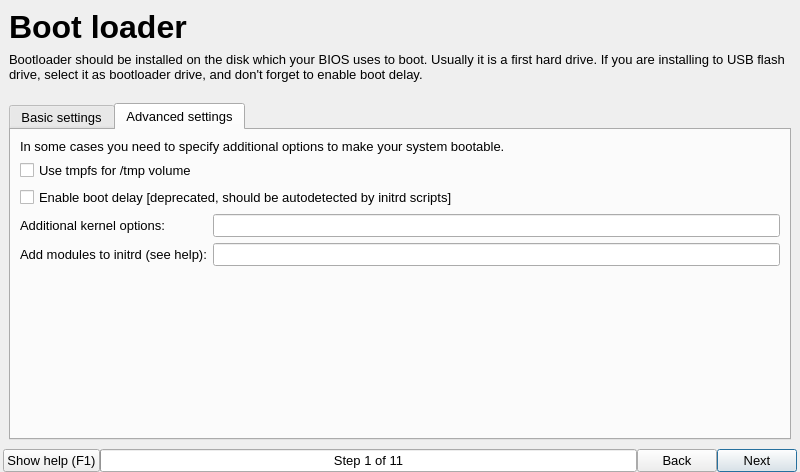
The window that guiinstaller/guisetup/mainwindow.ui (aix27249/mpkg) describes before a commit, drawn with Qt 5.
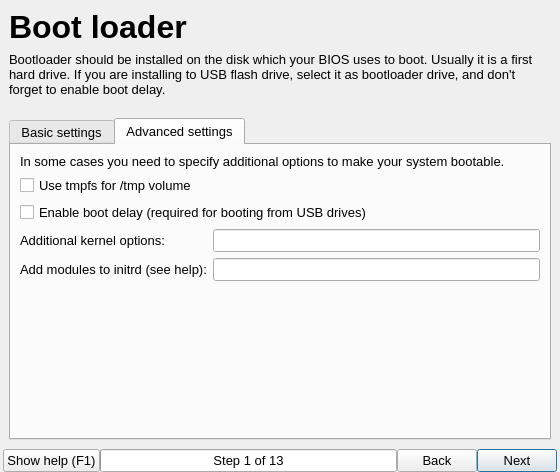
The same window after the commit. The open tabs and pages were chosen to show the change. Icons and pictures are not drawn.

What changed in the file:
```diff
--- a/guiinstaller/guisetup/mainwindow.ui
+++ b/guiinstaller/guisetup/mainwindow.ui
@@ -6,7 +6,7 @@
    <rect>
     <x>0</x>
     <y>0</y>
-    <width>800</width>
+    <width>560</width>
     <height>472</height>
    </rect>
   </property>
@@ -1804,7 +1804,7 @@
             <item>
              <widget class="QCheckBox" name="initrdDelayCheckBox">
               <property name="text">
-               <string>Enable boot delay [deprecated, should be autodetected by initrd scripts]</string>
+               <string>Enable boot delay (required for booting from USB drives)</string>
               </property>
              </widget>
             </item>
@@ -2794,7 +2794,7 @@
          <number>1</number>
         </property>
         <property name="maximum">
-         <number>12</number>
+         <number>14</number>
         </property>
         <property name="value">
          <number>1</number>
```
